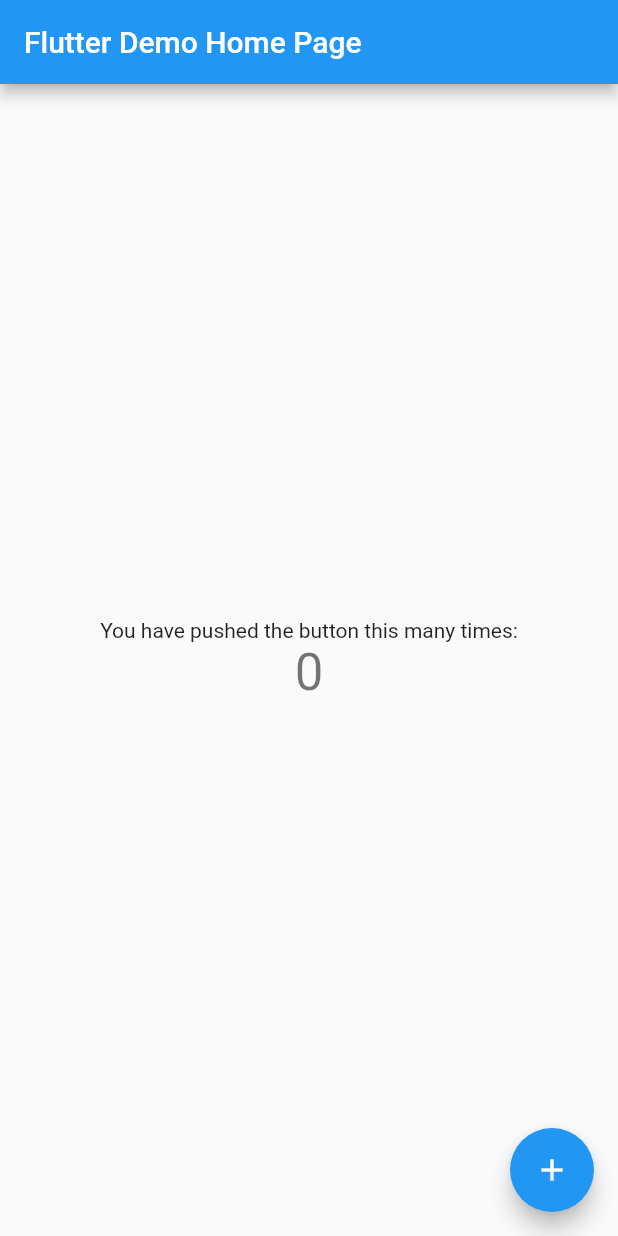
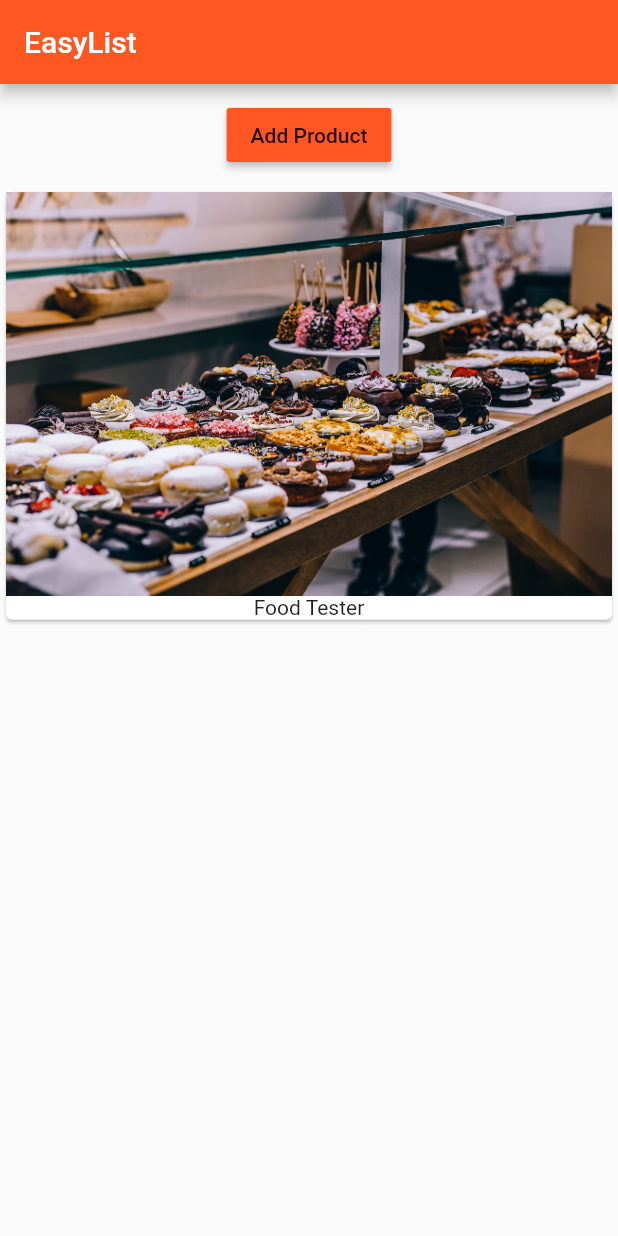
Before and after one commit to JohannesHa/learning_flutter, a Flutter app: the screen it shows after launch, on a phone screen of 412 x 824 dp. Run offline on Flutter 3.47's test engine with Material 2 defaults, Android fonts, the phone set to English and light mode, and no system bars.

Commit message:
stopped at video 35

```diff
--- a/lib/main.dart
+++ b/lib/main.dart
@@ -1,109 +1,23 @@
 import 'package:flutter/material.dart';
 
-void main() => runApp(new MyApp());
+import './product_manager.dart';
+
+void main() => runApp(MyApp());
 
 class MyApp extends StatelessWidget {
-  // This widget is the root of your application.
   @override
   Widget build(BuildContext context) {
-    return new MaterialApp(
-      title: 'Flutter Demo',
-      theme: new ThemeData(
-        // This is the theme of your application.
-        //
-        // Try running your application with "flutter run". You'll see the
-        // application has a blue toolbar. Then, without quitting the app, try
-        // changing the primarySwatch below to Colors.green and then invoke
-        // "hot reload" (press "r" in the console where you ran "flutter run",
-        // or press Run > Flutter Hot Reload in IntelliJ). Notice that the
-        // counter didn't reset back to zero; the application is not restarted.
-        primarySwatch: Colors.blue,
+    return MaterialApp(
+      theme: ThemeData(
+          primarySwatch: Colors.deepOrange,
+          accentColor: Colors.deepPurple,
+          brightness: Brightness.light),
+      home: Scaffold(
+        appBar: AppBar(
+          title: Text('EasyList'),
+        ),
+        body: ProductManager('Food Tester'),
       ),
-      home: new MyHomePage(title: 'Flutter Demo Home Page'),
     );
   }
 }
-
-class MyHomePage extends StatefulWidget {
-  MyHomePage({Key key, this.title}) : super(key: key);
-
-  // This widget is the home page of your application. It is stateful, meaning
-  // that it has a State object (defined below) that contains fields that affect
-  // how it looks.
-
-  // This class is the configuration for the state. It holds the values (in this
-  // case the title) provided by the parent (in this case the App widget) and
-  // used by the build method of the State. Fields in a Widget subclass are
-  // always marked "final".
-
-  final String title;
-
-  @override
-  _MyHomePageState createState() => new _MyHomePageState();
-}
-
-class _MyHomePageState extends State<MyHomePage> {
-  int _counter = 0;
-
-  void _incrementCounter() {
-    setState(() {
-      // This call to setState tells the Flutter framework that something has
-      // changed in this State, which causes it to rerun the build method below
-      // so that the display can reflect the updated values. If we changed
-      // _counter without calling setState(), then the build method would not be
-      // called again, and so nothing would appear to happen.
-      _counter++;
-    });
-  }
-
-  @override
-  Widget build(BuildContext context) {
-    // This method is rerun every time setState is called, for instance as done
-    // by the _incrementCounter method above.
-    //
-    // The Flutter framework has been optimized to make rerunning build methods
-    // fast, so that you can just rebuild anything that needs updating rather
-    // than having to individually change instances of widgets.
-    return new Scaffold(
-      appBar: new AppBar(
-        // Here we take the value from the MyHomePage object that was created by
-        // the App.build method, and use it to set our appbar title.
-        title: new Text(widget.title),
-      ),
-      body: new Center(
-        // Center is a layout widget. It takes a single child and positions it
-        // in the middle of the parent.
-        child: new Column(
-          // Column is also layout widget. It takes a list of children and
-          // arranges them vertically. By default, it sizes itself to fit its
-          // children horizontally, and tries to be as tall as its parent.
-          //
-          // Invoke "debug paint" (press "p" in the console where you ran
-          // "flutter run", or select "Toggle Debug Paint" from the Flutter tool
-          // window in IntelliJ) to see the wireframe for each widget.
-          //
-          // Column has various properties to control how it sizes itself and
-          // how it positions its children. Here we use mainAxisAlignment to
-          // center the children vertically; the main axis here is the vertical
-          // axis because Columns are vertical (the cross axis would be
-          // horizontal).
-          mainAxisAlignment: MainAxisAlignment.center,
-          children: <Widget>[
-            new Text(
-              'You have pushed the button this many times:',
-            ),
-            new Text(
-              '$_counter',
-              style: Theme.of(context).textTheme.display1,
-            ),
-          ],
-        ),
-      ),
-      floatingActionButton: new FloatingActionButton(
-        onPressed: _incrementCounter,
-        tooltip: 'Increment',
-        child: new Icon(Icons.add),
-      ), // This trailing comma makes auto-formatting nicer for build methods.
-    );
-  }
-}
--- /dev/null
+++ b/lib/product_manager.dart
@@ -0,0 +1,46 @@
+import 'package:flutter/material.dart';
+
+import './products.dart';
+
+class ProductManager extends StatefulWidget {
+  final String startingProduct;
+
+  ProductManager(this.startingProduct);
+
+  @override
+  State<StatefulWidget> createState() {
+    // TODO: implement createState
+    return _ProductManagerState();
+  }
+}
+
+class _ProductManagerState extends State<ProductManager> {
+  List<String> _products = [];
+
+  @override
+  void initState() {
+    _products.add(widget.startingProduct);
+    super.initState();
+  }
+
+  @override
+  Widget build(BuildContext context) {
+    return Column(
+      children: [
+        Container(
+          margin: EdgeInsets.all(10.0),
+          child: RaisedButton(
+            color: Theme.of(context).primaryColor,
+            onPressed: () {
+              setState(() {
+                _products.add('Advanced Food Tester');
+              });
+            },
+            child: Text('Add Product'),
+          ),
+        ),
+        Products(_products)
+      ],
+    );
+  }
+}
--- /dev/null
+++ b/lib/products.dart
@@ -0,0 +1,27 @@
+import 'package:flutter/material.dart';
+
+class Products extends StatelessWidget {
+  final List<String> products;
+
+  Products(this.products){
+    print('Constructor');
+  }
+
+  @override
+  Widget build(BuildContext context) {
+    return Column(
+      children: products
+          .map(
+            (element) => Card(
+                  child: Column(
+                    children: <Widget>[
+                      Image.asset('assets/food.jpg'),
+                      Text(element)
+                    ],
+                  ),
+                ),
+          )
+          .toList(),
+    );
+  }
+}
--- a/pubspec.yaml
+++ b/pubspec.yaml
@@ -26,8 +26,8 @@ flutter:
   uses-material-design: true
 
   # To add assets to your application, add an assets section, like this:
-  # assets:
-  #  - images/a_dot_burr.jpeg
+  assets:
+    - assets/food.jpg
   #  - images/a_dot_ham.jpeg
 
   # An image asset can refer to one or more resolution-specific "variants", see
```
Also changed, not shown: assets/food.jpg (added), 5 other files.
